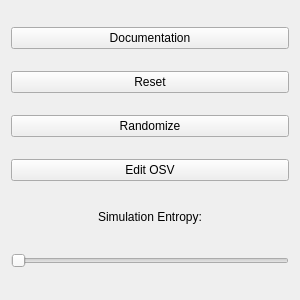
Qt form settingswidget.ui (umdenes100/VisionSystemSim) before a commit.
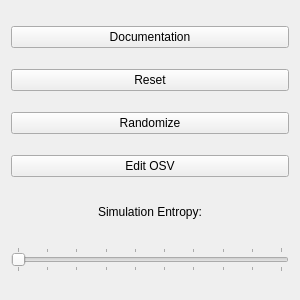
The same form after that commit.

The edit to the form file:
```diff
--- a/settingswidget.ui
+++ b/settingswidget.ui
@@ -103,9 +103,21 @@
    </item>
    <item>
     <widget class="QSlider" name="horizontalSlider">
+     <property name="maximum">
+      <number>9</number>
+     </property>
      <property name="orientation">
       <enum>Qt::Horizontal</enum>
      </property>
+     <property name="invertedAppearance">
+      <bool>false</bool>
+     </property>
+     <property name="tickPosition">
+      <enum>QSlider::TicksBothSides</enum>
+     </property>
+     <property name="tickInterval">
+      <number>1</number>
+     </property>
     </widget>
    </item>
   </layout>
```
